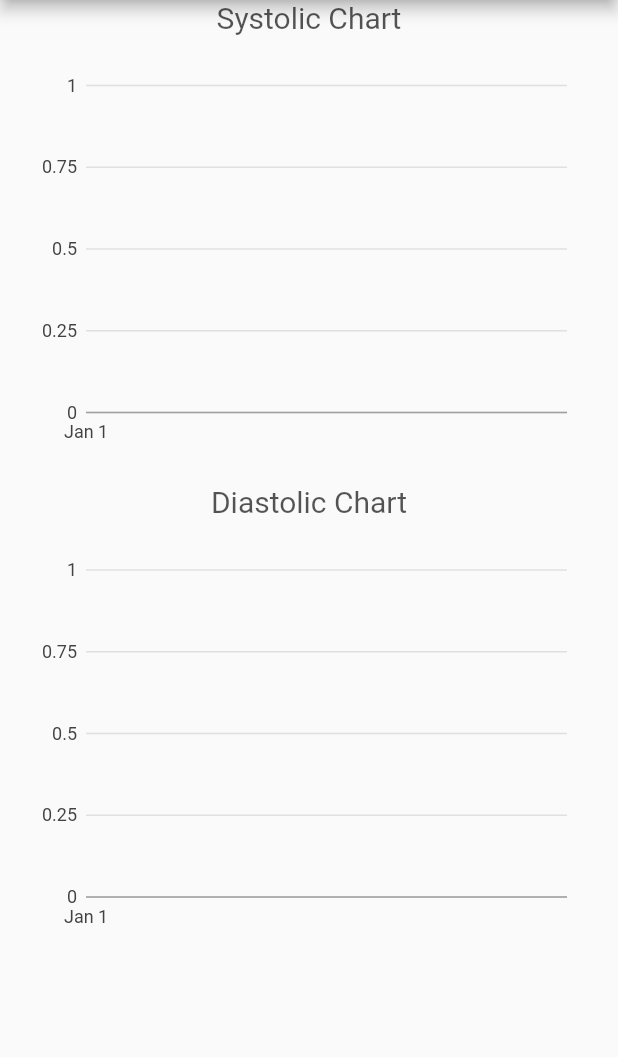
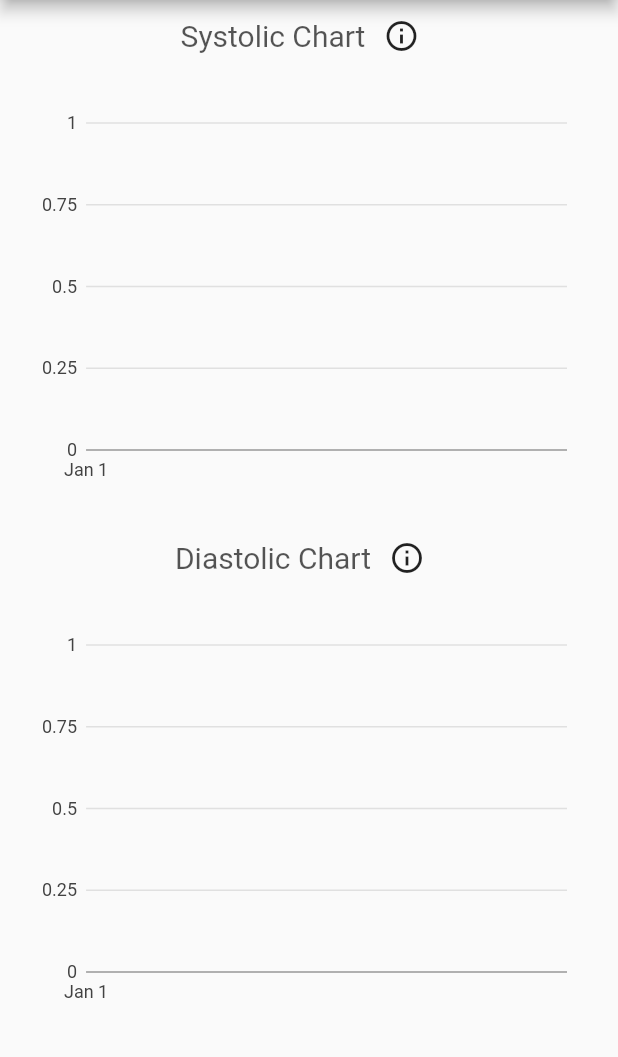
Before and after one commit to sdunstan/bplog, a Flutter app: the AnalysisPage screen opened by its route, on a phone screen of 412 x 824 dp, the part 84-1141 px from its top. Run offline on Flutter 3.47's test engine with Material 2 defaults, Android fonts, the phone set to English and light mode, and no system bars; our stand-ins replace charts_flutter, sqflite, synchronized; accounts and stored records are empty.

Commit message:
added charts

```diff
--- a/lib/analysis.dart
+++ b/lib/analysis.dart
@@ -56,6 +56,10 @@ class _AnalysisPageSate extends State<AnalysisPageBody> with BloodPressureDBMixi
                           Text(
                               "Systolic Chart",
                               style: TextStyle(fontSize: 20.0, color: Colors.black.withAlpha(170))
+                          ),
+                          IconButton(
+                            icon: Icon(Icons.info_outline),
+                            onPressed: () {},
                           )
                         ],
                       ),
@@ -67,6 +71,10 @@ class _AnalysisPageSate extends State<AnalysisPageBody> with BloodPressureDBMixi
                           Text(
                               "Diastolic Chart",
                               style: TextStyle(fontSize: 20.0, color: Colors.black.withAlpha(170))
+                          ),
+                          IconButton(
+                            icon: Icon(Icons.info_outline),
+                            onPressed: () {},
                           )
                         ],
                       ),
```
